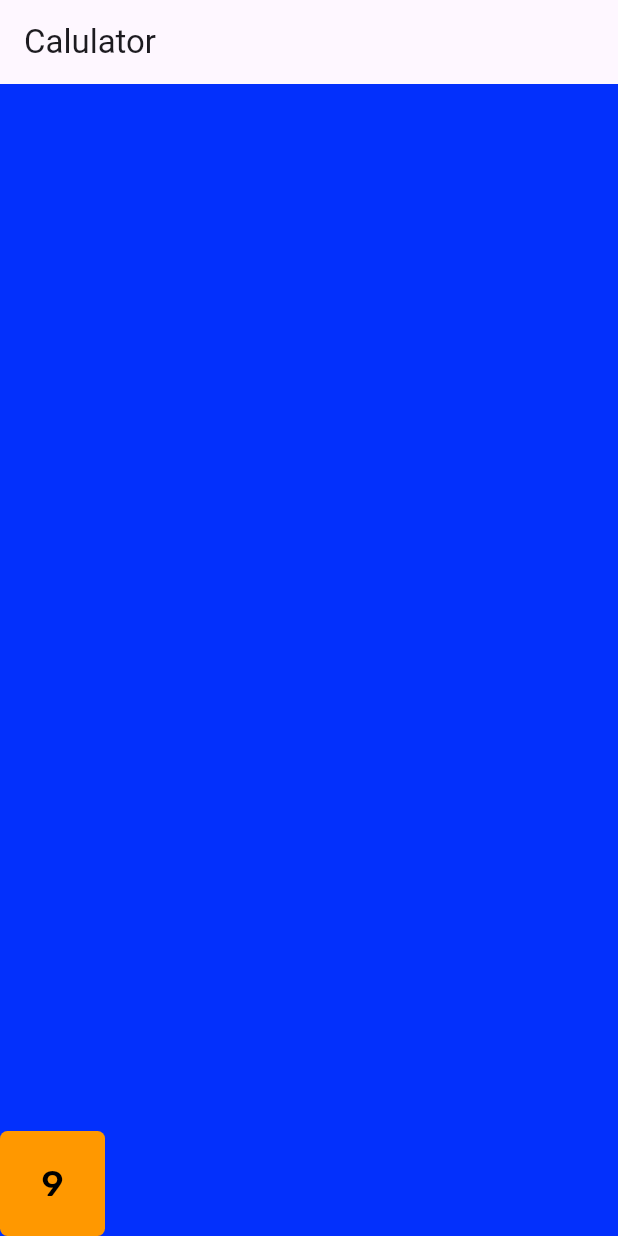
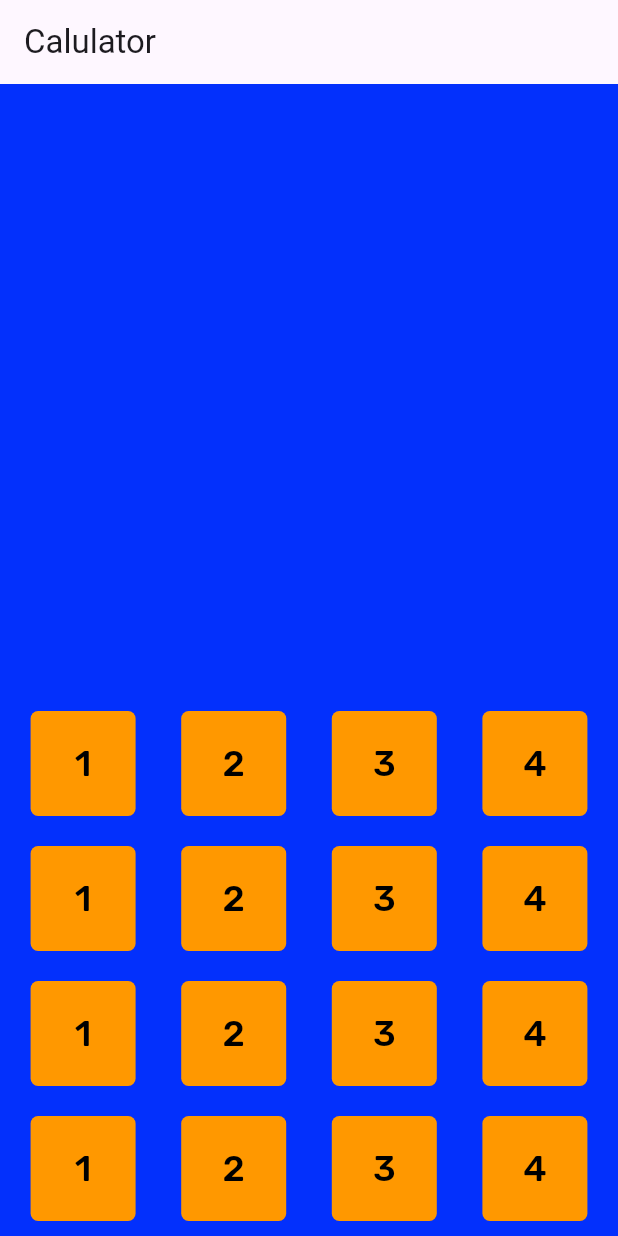
Before and after one commit to Jaugustin3-gsu/calculator-app, a Flutter app: the screen it shows after launch, on a phone screen of 412 x 824 dp. Run offline on Flutter 3.47's test engine with Material 3 defaults, Android fonts, the phone set to English and light mode, and no system bars; our stand-ins replace google_fonts.

Commit message:
added button widget and add alled the buttons

```diff
--- /dev/null
+++ b/lib/button.dart
@@ -0,0 +1,47 @@
+import 'package:flutter/material.dart';
+import 'package:google_fonts/google_fonts.dart';
+
+
+
+
+class Button extends StatelessWidget {
+
+
+final String num;
+
+const Button(this.num);
+
+@override
+  Widget build(BuildContext context) {
+    return Container(
+
+                margin: EdgeInsets.all(10),
+                  child: SizedBox(
+                    width: 70,
+                    height: 70,
+                    child: TextButton(
+                      onPressed: () {},
+
+                      style: TextButton.styleFrom(
+                        foregroundColor: Colors.black,
+                        backgroundColor: Colors.orange,
+                        shape: RoundedRectangleBorder(
+
+                          borderRadius: BorderRadius.circular(5.0)
+                        )
+                      ),
+                      child: Text(num,
+                                  style: GoogleFonts.rubik(
+                                    textStyle: TextStyle(
+                                      fontSize: 24,
+                                    )
+                                  ),
+                                  ),
+
+
+                    ),
+                  ),
+
+    );
+  }
+}
--- a/lib/main.dart
+++ b/lib/main.dart
@@ -1,3 +1,4 @@
+import 'package:calculator_app/button.dart';
 import 'package:flutter/material.dart';
 import 'package:google_fonts/google_fonts.dart';
 
@@ -56,38 +57,53 @@ class _MyHomePageState extends State<MyHomePage> {
           children: [
 
             Row(
+              mainAxisAlignment: MainAxisAlignment.spaceEvenly,
               children: [
-                Container(
-                  child: SizedBox(
-                    width: 70,
-                    height: 70,
-                    child: TextButton(
-                      onPressed: () {},
 
-                      style: TextButton.styleFrom(
-                        foregroundColor: Colors.black,
-                        backgroundColor: Colors.orange,
-                        shape: RoundedRectangleBorder(
+                Button('1'),
+                Button('2'),
+                Button('3'),
+                Button('4')
+              ],
+            ),
 
-                          borderRadius: BorderRadius.circular(5.0)
-                        )
-                      ),
-                      child: Text('9',
-                                  style: GoogleFonts.rubik(
-                                    textStyle: TextStyle(
-                                      fontSize: 24,
-                                    )
-                                  ),
-                                  ),
+            Row(
+              mainAxisAlignment: MainAxisAlignment.spaceEvenly,
+              children: [
+
+                Button('1'),
+                Button('2'),
+                Button('3'),
+                Button('4')
+              ],
+            ),
+
+            Row(
+              mainAxisAlignment: MainAxisAlignment.spaceEvenly,
+              children: [
+
+                Button('1'),
+                Button('2'),
+                Button('3'),
+                Button('4')
+              ],
+            ),
+
+            Row(
+              mainAxisAlignment: MainAxisAlignment.spaceEvenly,
+              children: [
+
+                Button('1'),
+                Button('2'),
+                Button('3'),
+                Button('4')
+              ],
+            ),
 
 
-                    ),
-                  ),
-                )
-              ],
+          ],
 
-            ),
-          ],
+
 
         ),
       ),
```
